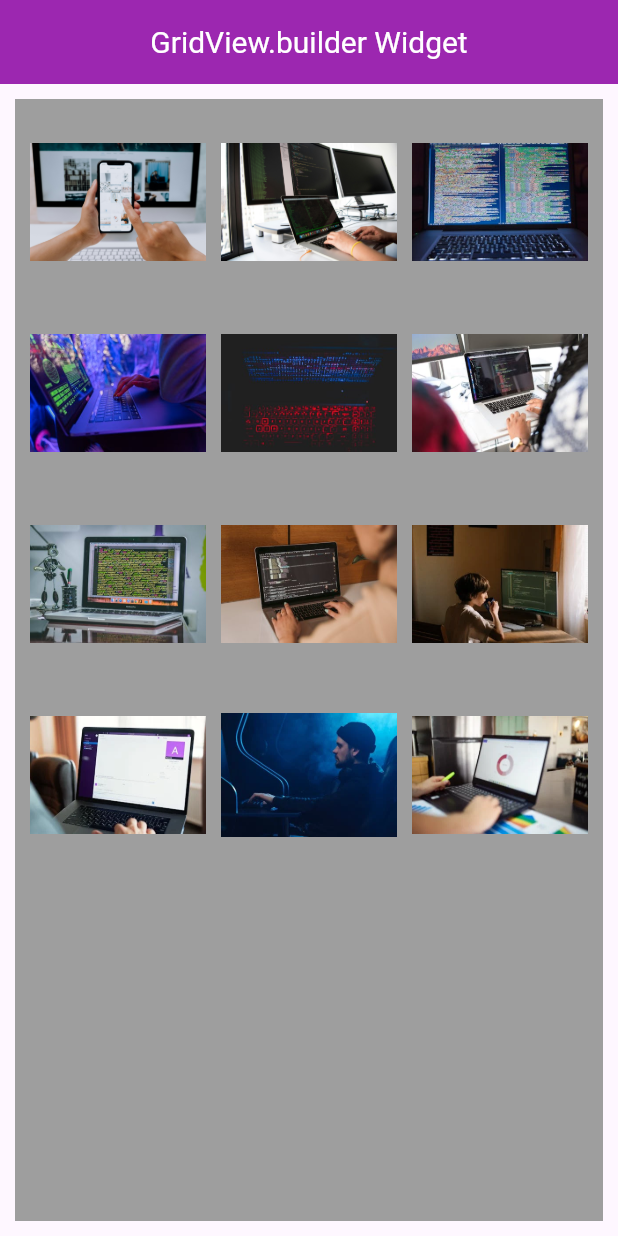
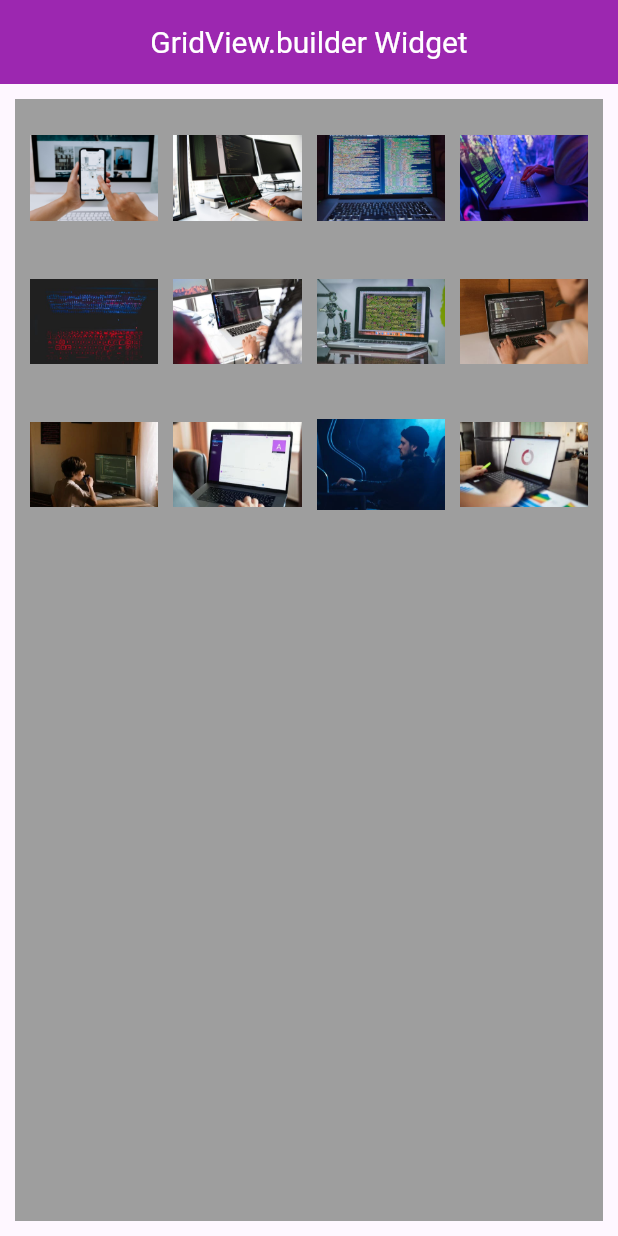
Before and after one commit to Majok-Bol/grid_view_builder, a Flutter app: the screen it shows after launch, on a phone screen of 412 x 824 dp. Run offline on Flutter 3.47's test engine with Material 3 defaults, Android fonts, the light colour scheme and no system bars.

Commit message:
increasea gridaxis item count

```diff
--- a/lib/main.dart
+++ b/lib/main.dart
@@ -27,7 +27,7 @@
           margin: EdgeInsets.all(10),
           padding: EdgeInsets.all(10),
           color:Colors.grey,
-         child:Expanded(child: GridView.builder(gridDelegate:SliverGridDelegateWithFixedCrossAxisCount(crossAxisCount: 3,
+         child:Expanded(child: GridView.builder(gridDelegate:SliverGridDelegateWithFixedCrossAxisCount(crossAxisCount: 4,
 
            crossAxisSpacing: 10,
            mainAxisSpacing: 10,
```
